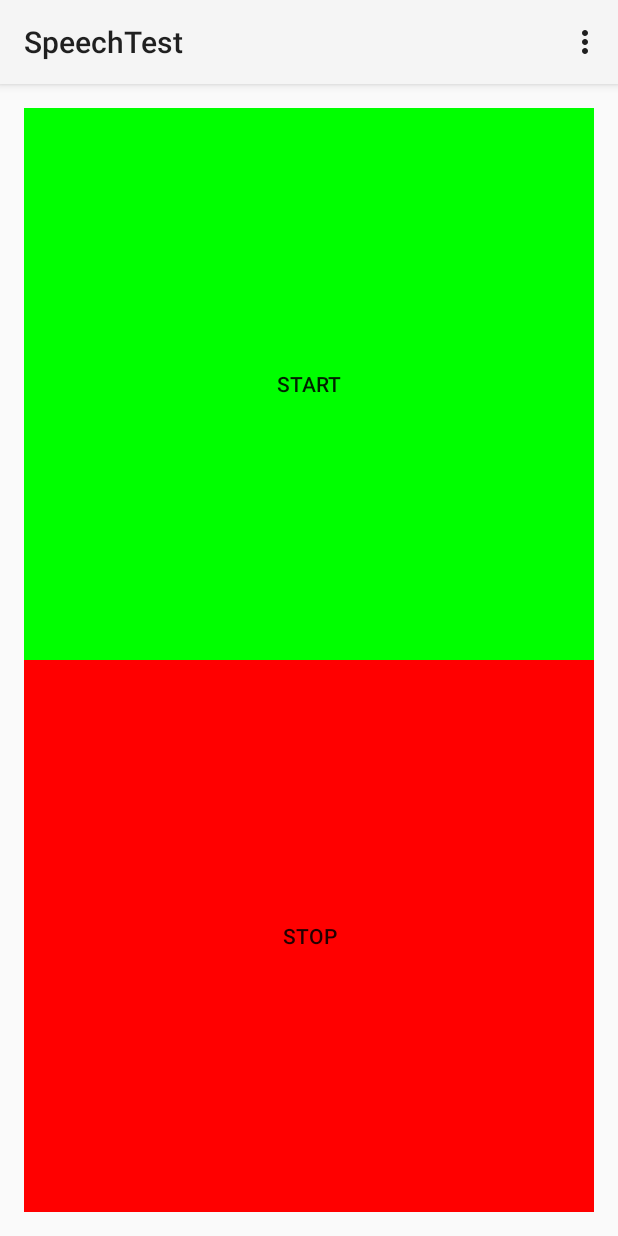
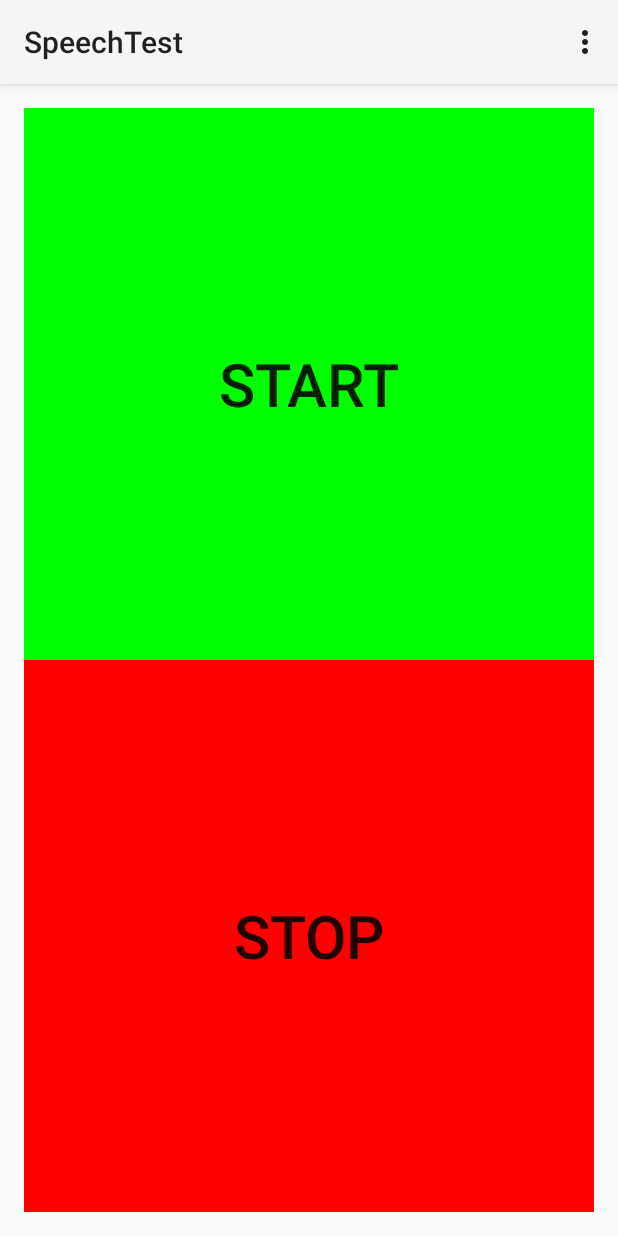
Before and after one commit to chrisoei/speech-test, an Android app: the screen it shows after launch (MainActivity), on a phone screen of 412 x 824 dp. Run offline under Robolectric (Android 15) with nearby library versions, the phone set to English and light mode, and no system bars.

Commit message:
Increase font size to 40dp

```diff
--- a/app/src/main/res/layout/fragment_main.xml
+++ b/app/src/main/res/layout/fragment_main.xml
@@ -19,6 +19,7 @@
         android:layout_below="@+id/textView"
         android:layout_centerHorizontal="true"
         android:background="#0f0"
+        android:textSize="40dp"
     />
 
     <Button
@@ -30,6 +31,7 @@
         android:layout_alignParentBottom="true"
         android:layout_centerHorizontal="true"
         android:background="#f00"
+        android:textSize="40dp"
     />
 
 </LinearLayout>
```
